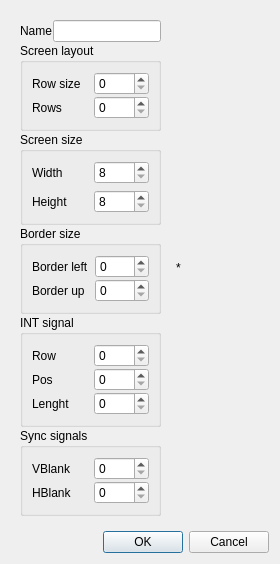
Before: the Qt Designer form ui/layedit.ui in samstyle/Xpeccy, drawn with Qt 5.
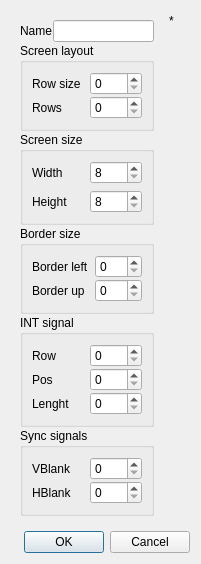
After: the same form once the commit is applied. Icons and pictures are not drawn.

Diff of the .ui file:
```diff
--- a/ui/layedit.ui
+++ b/ui/layedit.ui
@@ -6,8 +6,8 @@
    <rect>
     <x>0</x>
     <y>0</y>
-    <width>280</width>
-    <height>479</height>
+    <width>198</width>
+    <height>481</height>
    </rect>
   </property>
   <property name="windowTitle">
@@ -273,24 +273,41 @@
       </widget>
      </item>
      <item>
+      <layout class="QGridLayout" name="gridLayout_5">
+       <item row="1" column="0">
+        <spacer name="verticalSpacer_2">
+         <property name="orientation">
+          <enum>Qt::Vertical</enum>
+         </property>
+         <property name="sizeHint" stdset="0">
+          <size>
+           <width>20</width>
+           <height>40</height>
+          </size>
+         </property>
+        </spacer>
+       </item>
+       <item row="0" column="0">
       <widget class="QLabel" name="showField">
        <property name="text">
         <string>*</string>
        </property>
       </widget>
      </item>
-     <item>
+       <item row="0" column="1">
       <spacer name="horizontalSpacer_2">
        <property name="orientation">
         <enum>Qt::Horizontal</enum>
        </property>
        <property name="sizeHint" stdset="0">
         <size>
-         <width>88</width>
+           <width>40</width>
          <height>20</height>
         </size>
        </property>
       </spacer>
+       </item>
+      </layout>
      </item>
     </layout>
    </item>
```
Lines whose indentation alone changed are shown as unchanged.
